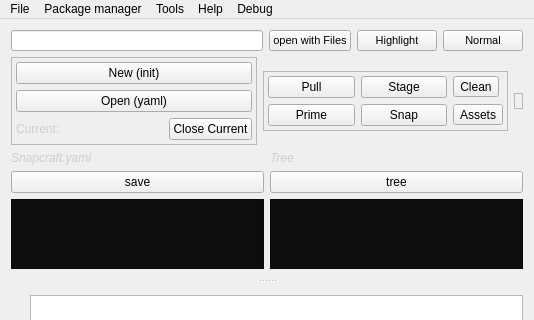
Above: snapcraft-qt/mainwindow.ui from snapcraft-gui/snapcraft-gui before the change; both pictures show x 0 to 534 and y 0 to 320 of the 534 by 477 pixel window. Below: the same form after it.
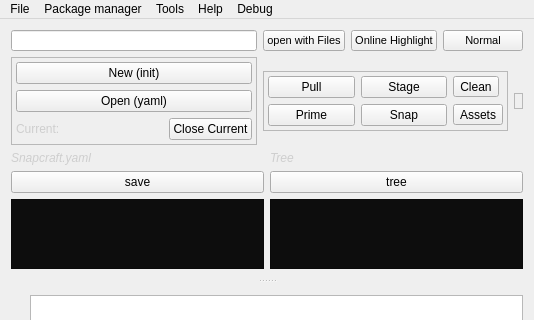
That is the form after the change. Icons and pictures are not drawn.

Commit message: offline yaml code highlighting open snapcraft yaml to see

Patch:
```diff
--- a/snapcraft-qt/mainwindow.ui
+++ b/snapcraft-qt/mainwindow.ui
@@ -80,7 +80,7 @@
          </font>
         </property>
         <property name="text">
-         <string>Highlight</string>
+         <string>Online Highlight</string>
         </property>
         <property name="shortcut">
          <string>Ctrl+H</string>
```
Left out of the diff: 1 changed line with no effect on the pictures.
